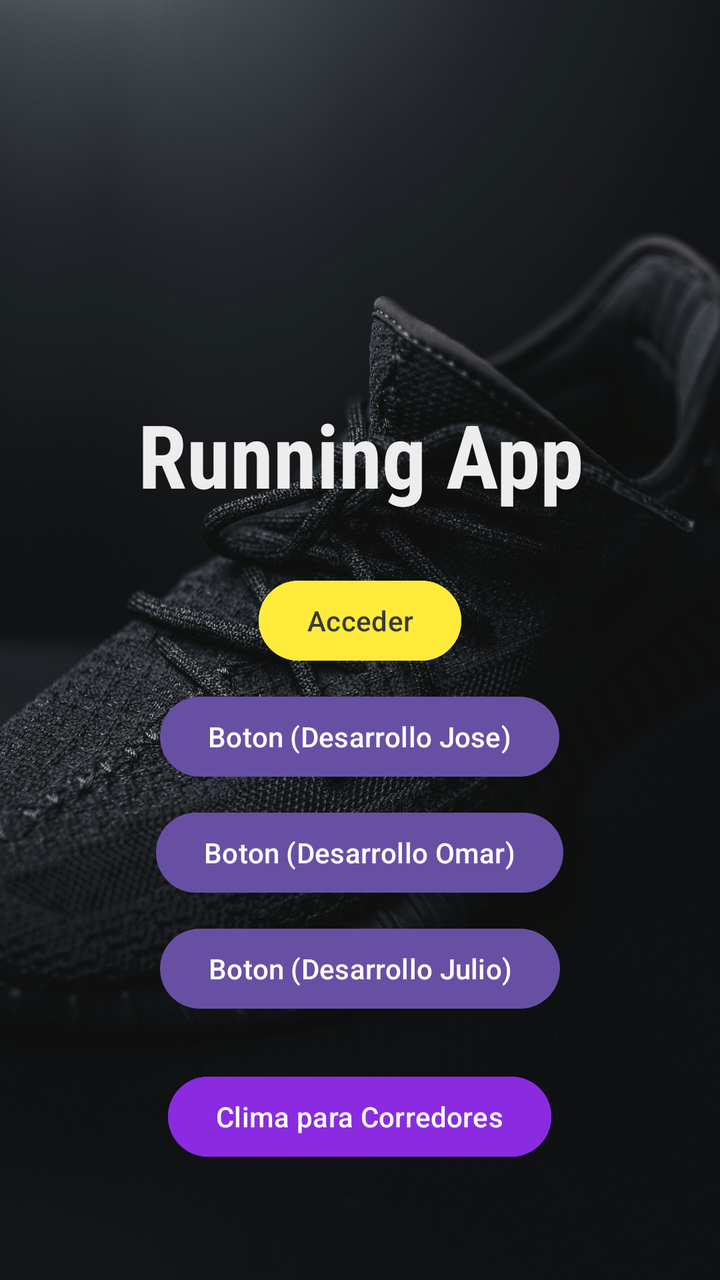
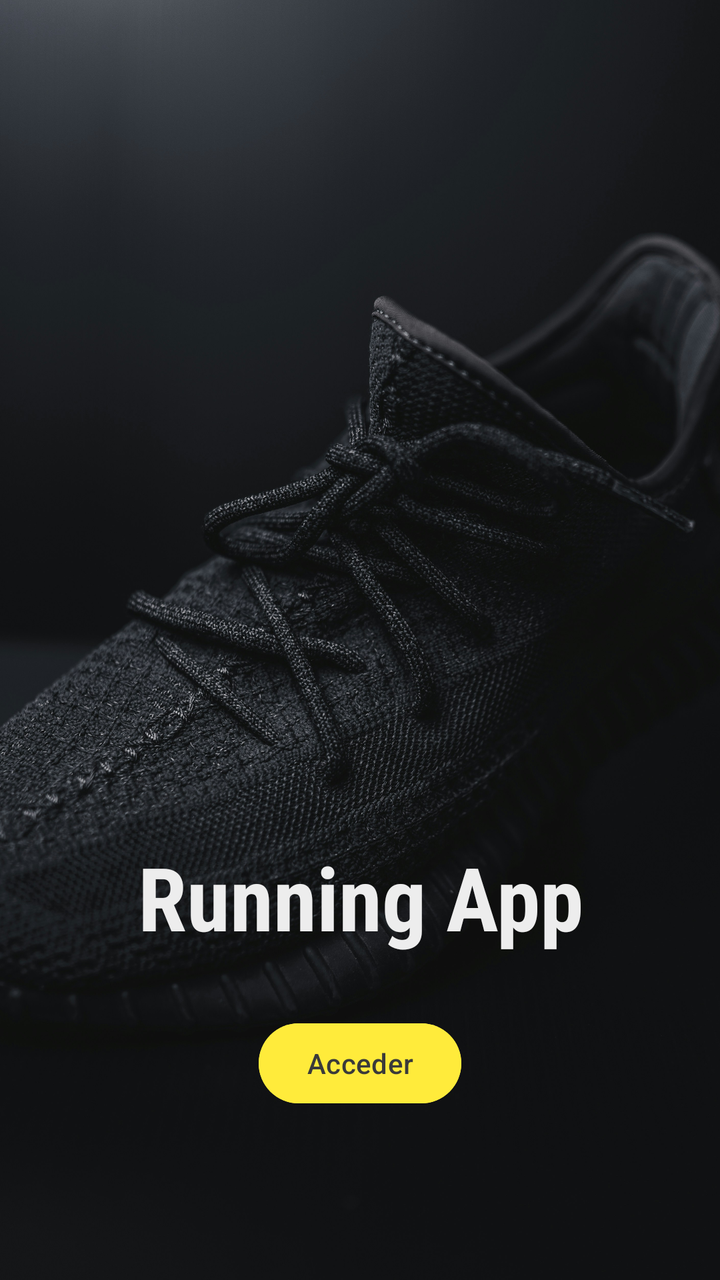

Compare the two renders of this Android layout. The source of the first and the diff that turns it into the second are given below.
<!-- AndroidManifest.xml: application theme Theme.AppRunningMobile -->
<!-- res/layout/activity_main_principal.xml -->
<?xml version="1.0" encoding="utf-8"?>
<androidx.constraintlayout.widget.ConstraintLayout xmlns:android="http://schemas.android.com/apk/res/android"
    xmlns:app="http://schemas.android.com/apk/res-auto"
    xmlns:tools="http://schemas.android.com/tools"
    android:id="@+id/background"
    android:layout_width="match_parent"
    android:layout_height="match_parent"
    android:fitsSystemWindows="true"
    tools:context=".MainActivityPrincipal">

    <ImageView
        android:id="@+id/imageViewPrincipalWing"
        android:layout_width="match_parent"
        android:layout_height="match_parent"
        android:scaleType="centerCrop"
        android:src="@drawable/fondoprin4" />

    <LinearLayout
        android:layout_width="match_parent"
        android:layout_height="match_parent"
        android:orientation="vertical"
        android:gravity="center"
        android:paddingTop="140dp">

        <TextView
            android:id="@+id/textView7"
            android:layout_width="match_parent"
            android:layout_height="wrap_content"
            android:layout_marginBottom="30dp"
            android:fontFamily="sans-serif-condensed"
            android:text="Running App"
            android:textAlignment="center"
            android:textColor="#EDEDED"
            android:textSize="44sp"
            android:textStyle="bold" />

        <Button
            android:id="@+id/buttonAccederPrincipal"
            android:layout_width="wrap_content"
            android:layout_height="wrap_content"
            android:layout_gravity="center_horizontal"
            android:layout_marginBottom="10dp"
            android:backgroundTint="#FFEB3B"
            android:text="Acceder"
            android:textColor="#3A3A3A" />

        <Button
            android:id="@+id/buttonDesarrolloJose"
            android:layout_width="wrap_content"
            android:layout_height="wrap_content"
            android:layout_gravity="center_horizontal"
            android:layout_marginBottom="10dp"
            android:text="Boton (Desarrollo Jose)" />

        <Button
            android:id="@+id/buttonDesarrolloOmar"
            android:layout_width="wrap_content"
            android:layout_height="wrap_content"
            android:layout_gravity="center_horizontal"
            android:layout_marginBottom="10dp"
            android:text="Boton (Desarrollo Omar)" />

        <Button
            android:id="@+id/buttonDesarrolloJulio"
            android:layout_width="wrap_content"
            android:layout_height="wrap_content"
            android:layout_gravity="center_horizontal"
            android:layout_marginBottom="10dp"
            android:text="Boton (Desarrollo Julio)" />

        <Button
            android:id="@+id/btnWeather"
            android:layout_width="wrap_content"
            android:layout_height="wrap_content"
            android:layout_marginTop="16dp"
            android:backgroundTint="#8A2BE2" android:text="Clima para Corredores"
            android:textColor="@android:color/white"
            app:layout_constraintEnd_toEndOf="parent"
            app:layout_constraintStart_toStartOf="parent"
            app:layout_constraintTop_toBottomOf="@id/buttonDesarrolloJulio" tools:ignore="MissingConstraints" />

    </LinearLayout>

</androidx.constraintlayout.widget.ConstraintLayout>
<!-- resources referenced by this layout -->
<resources>
  <!-- drawable fondoprin4: jpg bitmap (drawable, 1022380 bytes) -->
  <style name="Theme.AppRunningMobile" parent="Base.Theme.AppRunningMobile" />
  <style name="Base.Theme.AppRunningMobile" parent="Theme.Material3.DayNight.NoActionBar">
          
          
      </style>
</resources>

<!-- the commit's change to res/layout/activity_main_principal.xml (unified diff, before → after) -->
@@ -20,7 +20,7 @@
         android:layout_height="match_parent"
         android:orientation="vertical"
         android:gravity="center"
-        android:paddingTop="140dp">
+        android:paddingTop="345dp">
 
         <TextView
             android:id="@+id/textView7"
@@ -44,41 +44,6 @@
             android:text="Acceder"
             android:textColor="#3A3A3A" />
 
-        <Button
-            android:id="@+id/buttonDesarrolloJose"
-            android:layout_width="wrap_content"
-            android:layout_height="wrap_content"
-            android:layout_gravity="center_horizontal"
-            android:layout_marginBottom="10dp"
-            android:text="Boton (Desarrollo Jose)" />
-
-        <Button
-            android:id="@+id/buttonDesarrolloOmar"
-            android:layout_width="wrap_content"
-            android:layout_height="wrap_content"
-            android:layout_gravity="center_horizontal"
-            android:layout_marginBottom="10dp"
-            android:text="Boton (Desarrollo Omar)" />
-
-        <Button
-            android:id="@+id/buttonDesarrolloJulio"
-            android:layout_width="wrap_content"
-            android:layout_height="wrap_content"
-            android:layout_gravity="center_horizontal"
-            android:layout_marginBottom="10dp"
-            android:text="Boton (Desarrollo Julio)" />
-
-        <Button
-            android:id="@+id/btnWeather"
-            android:layout_width="wrap_content"
-            android:layout_height="wrap_content"
-            android:layout_marginTop="16dp"
-            android:backgroundTint="#8A2BE2" android:text="Clima para Corredores"
-            android:textColor="@android:color/white"
-            app:layout_constraintEnd_toEndOf="parent"
-            app:layout_constraintStart_toStartOf="parent"
-            app:layout_constraintTop_toBottomOf="@id/buttonDesarrolloJulio" tools:ignore="MissingConstraints" />
-
     </LinearLayout>
 
 </androidx.constraintlayout.widget.ConstraintLayout>
